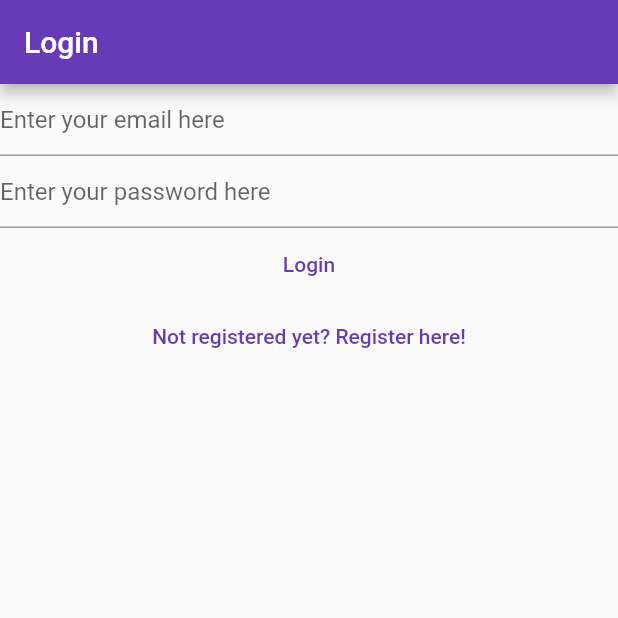
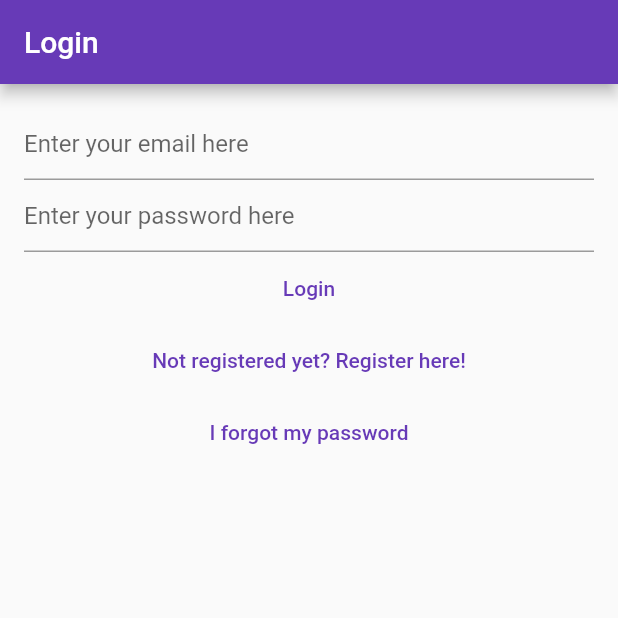
Before and after one commit to owhiteman/my-notes, a Flutter app: the screen it shows after launch, on a phone screen of 412 x 824 dp, the top half of it. Run offline on Flutter 3.47's test engine with Material 2 defaults, Android fonts, the phone set to English and light mode, and no system bars; our stand-ins replace bloc, cloud_firestore, equatable, firebase_auth, firebase_core, flutter_bloc and 1 more; accounts and stored records are empty.

Commit message:
App fixes

```diff
--- a/lib/main.dart
+++ b/lib/main.dart
@@ -6,6 +6,7 @@ import 'package:mynotes/services/auth/bloc/auth_bloc.dart';
 import 'package:mynotes/services/auth/bloc/auth_event.dart';
 import 'package:mynotes/services/auth/bloc/auth_state.dart';
 import 'package:mynotes/services/auth/firebase_auth_provider.dart';
+import 'package:mynotes/views/forgot_password_view.dart';
 import 'package:mynotes/views/login_view.dart';
 import 'package:mynotes/views/notes/create_update_note_view.dart';
 import 'package:mynotes/views/notes/notes_view.dart';
@@ -55,6 +56,8 @@ class HomePage extends StatelessWidget {
         return const LoginView();
       } else if (state is AuthStateRegistering) {
         return const RegisterView();
+      } else if (state is AuthStateForgotPassword) {
+        return const ForgotPasswordView();
       } else {
         return const Scaffold(
           body: CircularProgressIndicator(),
--- a/lib/services/auth/auth_provider.dart
+++ b/lib/services/auth/auth_provider.dart
@@ -13,4 +13,5 @@ abstract class AuthProvider {
   });
   Future<void> logout();
   Future<void> sendEmailVerification();
+  Future<void> sendPasswordReset({required String toEmail});
 }
--- a/lib/services/auth/auth_service.dart
+++ b/lib/services/auth/auth_service.dart
@@ -34,4 +34,8 @@ class AuthService implements AuthProvider {
 
   @override
   Future<void> sendEmailVerification() => provider.sendEmailVerification();
+
+  @override
+  Future<void> sendPasswordReset({required String toEmail}) =>
+      provider.sendPasswordReset(toEmail: toEmail);
 }
--- a/lib/services/auth/bloc/auth_event.dart
+++ b/lib/services/auth/bloc/auth_event.dart
@@ -33,3 +33,9 @@ class AuthEventRegister extends AuthEvent {
 class AuthEventShouldRegister extends AuthEvent {
   const AuthEventShouldRegister();
 }
+
+class AuthEventForgotPassword extends AuthEvent {
+  final String? email;
+
+  const AuthEventForgotPassword({this.email});
+}
--- a/lib/services/auth/bloc/auth_state.dart
+++ b/lib/services/auth/bloc/auth_state.dart
@@ -50,3 +50,14 @@ class AuthStateLoggedOut extends AuthState with EquatableMixin {
   @override
   List<Object?> get props => [exception, isLoading];
 }
+
+class AuthStateForgotPassword extends AuthState {
+  final Exception? exception;
+  final bool hasSentEmail;
+
+  const AuthStateForgotPassword({
+    required this.exception,
+    required this.hasSentEmail,
+    required bool isLoading,
+  }) : super(isLoading: isLoading);
+}
--- /dev/null
+++ b/lib/utilities/dialogs/password_reset_email_sent_dialog.dart
@@ -0,0 +1,13 @@
+import 'package:flutter/material.dart';
+import 'package:mynotes/utilities/dialogs/generic_dialog.dart';
+
+Future<void> showPasswordResetSentDialog(BuildContext context) {
+  return showGenericDialog(
+    context: context,
+    title: 'Password Reset',
+    content: 'We have sent you an email to reset your password',
+    optionsBuilder: () => {
+      'OK': null,
+    },
+  );
+}
--- a/lib/views/login_view.dart
+++ b/lib/views/login_view.dart
@@ -51,7 +51,9 @@ class _LoginViewState extends State<LoginView> {
         appBar: AppBar(
           title: const Text('Login'),
         ),
-        body: Column(
+        body: Padding(
+          padding: const EdgeInsets.all(16.0),
+          child: Column(
             children: [
               TextField(
                 controller: _email,
@@ -89,8 +91,17 @@ class _LoginViewState extends State<LoginView> {
                       );
                 },
                 child: const Text('Not registered yet? Register here!'),
+              ),
+              TextButton(
+                onPressed: () {
+                  context.read<AuthBloc>().add(
+                        const AuthEventForgotPassword(),
+                      );
+                },
+                child: const Text('I forgot my password'),
               )
             ],
+          ),
         ),
       ),
     );
--- a/lib/views/register_view.dart
+++ b/lib/views/register_view.dart
@@ -54,7 +54,9 @@ class _RegisterViewState extends State<RegisterView> {
         appBar: AppBar(
           title: const Text('Register'),
         ),
-        body: Column(
+        body: Padding(
+          padding: const EdgeInsets.all(16.0),
+          child: Column(
             children: [
               TextField(
                 controller: _email,
@@ -95,6 +97,7 @@ class _RegisterViewState extends State<RegisterView> {
             ],
           ),
         ),
+      ),
     );
   }
 }
```
Also changed, not shown: lib/services/auth/bloc/auth_bloc.dart (+44 -0 lines), lib/services/auth/firebase_auth_provider.dart (+18 -0 lines), lib/views/forgot_password_view.dart (added, +89 -0 lines), 1 other file. Lines whose indentation alone changed are shown as unchanged.
